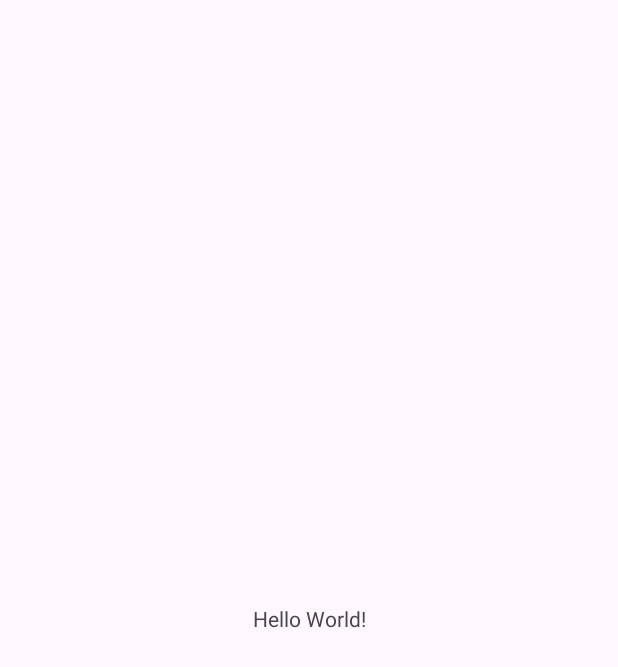
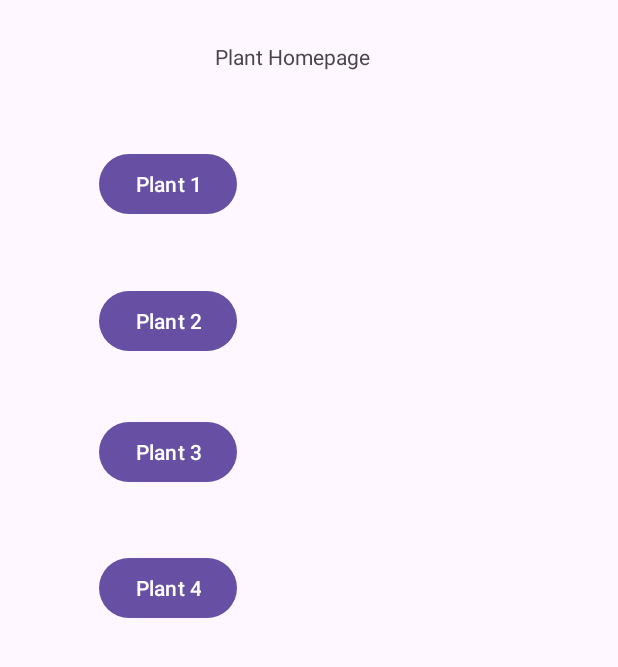
Before and after one commit to Mvargas64/Mobile-Computing---Project01, an Android app: the screen it shows after launch (MainActivity), on a phone screen of 412 x 824 dp. Before the commit the part shown is almost empty. Shown: the top 667 px of the screen. Run offline under Robolectric (Android 15) with nearby library versions, the phone set to English and light mode, and no system bars.

Commit message:
Added buttons to main activity
added buttons

```diff
--- a/app/src/main/res/layout/activity_main.xml
+++ b/app/src/main/res/layout/activity_main.xml
@@ -7,12 +7,62 @@
     tools:context=".MainActivity">
 
     <TextView
+        android:id="@+id/textView"
         android:layout_width="wrap_content"
         android:layout_height="wrap_content"
-        android:text="Hello World!"
+        android:text="Plant Homepage"
         app:layout_constraintBottom_toBottomOf="parent"
         app:layout_constraintEnd_toEndOf="parent"
+        app:layout_constraintHorizontal_bias="0.464"
         app:layout_constraintStart_toStartOf="parent"
-        app:layout_constraintTop_toTopOf="parent" />
+        app:layout_constraintTop_toTopOf="parent"
+        app:layout_constraintVertical_bias="0.035" />
 
+    <Button
+        android:id="@+id/button"
+        android:layout_width="wrap_content"
+        android:layout_height="wrap_content"
+        android:text="Plant 1"
+        app:layout_constraintBottom_toBottomOf="parent"
+        app:layout_constraintEnd_toEndOf="parent"
+        app:layout_constraintHorizontal_bias="0.206"
+        app:layout_constraintStart_toStartOf="parent"
+        app:layout_constraintTop_toTopOf="parent"
+        app:layout_constraintVertical_bias="0.127" />
+
+    <Button
+        android:id="@+id/button2"
+        android:layout_width="wrap_content"
+        android:layout_height="wrap_content"
+        android:text="Plant 2"
+        app:layout_constraintBottom_toBottomOf="parent"
+        app:layout_constraintEnd_toEndOf="parent"
+        app:layout_constraintHorizontal_bias="0.206"
+        app:layout_constraintStart_toStartOf="parent"
+        app:layout_constraintTop_toTopOf="parent"
+        app:layout_constraintVertical_bias="0.245" />
+
+    <Button
+        android:id="@+id/button3"
+        android:layout_width="wrap_content"
+        android:layout_height="wrap_content"
+        android:text="Plant 3"
+        app:layout_constraintBottom_toBottomOf="parent"
+        app:layout_constraintEnd_toEndOf="parent"
+        app:layout_constraintHorizontal_bias="0.206"
+        app:layout_constraintStart_toStartOf="parent"
+        app:layout_constraintTop_toTopOf="parent"
+        app:layout_constraintVertical_bias="0.357" />
+
+    <Button
+        android:id="@+id/button4"
+        android:layout_width="wrap_content"
+        android:layout_height="wrap_content"
+        android:text="Plant 4"
+        app:layout_constraintBottom_toBottomOf="parent"
+        app:layout_constraintEnd_toEndOf="parent"
+        app:layout_constraintHorizontal_bias="0.206"
+        app:layout_constraintStart_toStartOf="parent"
+        app:layout_constraintTop_toTopOf="parent"
+        app:layout_constraintVertical_bias="0.474" />
 </androidx.constraintlayout.widget.ConstraintLayout>
```
